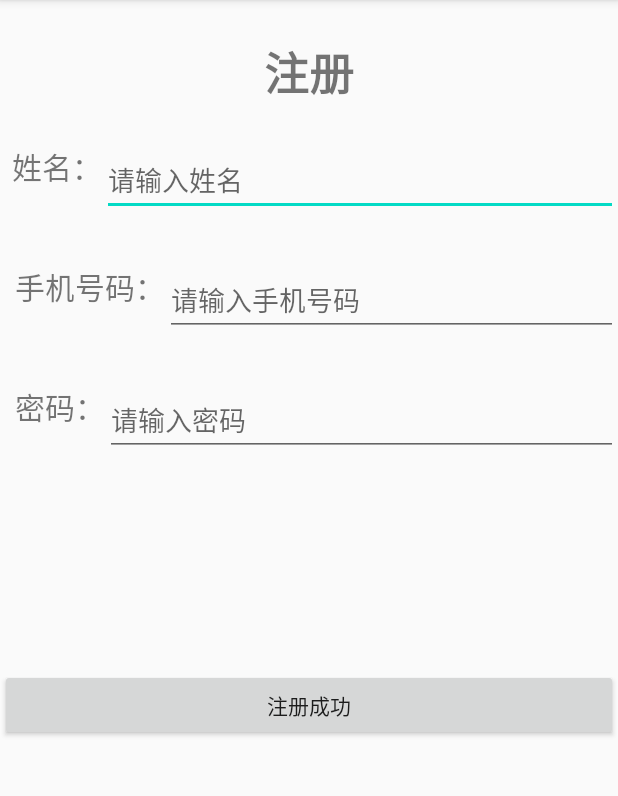
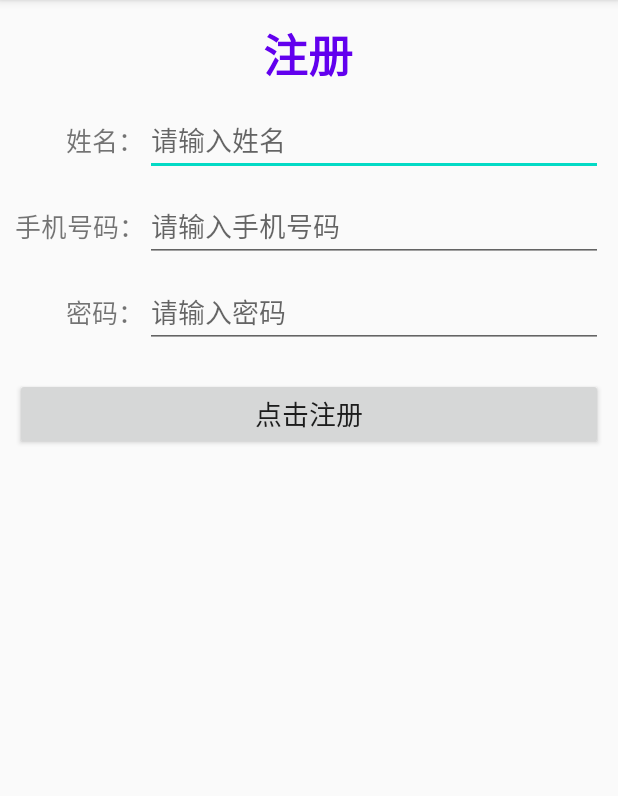
Before and after one commit to beipoxuexi/Mei18990265, an Android app: the WriteActivity screen opened directly, with no data from a screen before it, on a phone screen of 412 x 824 dp, the part 84-880 px from its top. Run offline under Robolectric (Android 15) with nearby library versions, the phone set to English and light mode, and no system bars.

Commit message:
提交第五次作业

```diff
--- a/MyApplication4/app/src/main/res/layout/activity_write.xml
+++ b/MyApplication4/app/src/main/res/layout/activity_write.xml
@@ -10,11 +10,11 @@
         android:id="@+id/tv_name"
         android:layout_width="wrap_content"
         android:layout_height="wrap_content"
-        android:layout_marginStart="8dp"
-        android:layout_marginLeft="8dp"
-        android:layout_marginTop="96dp"
+        android:layout_marginStart="44dp"
+        android:layout_marginLeft="44dp"
+        android:layout_marginTop="80dp"
         android:text="姓名："
-        android:textSize="20sp"
+        android:textSize="17sp"
         app:layout_constraintStart_toStartOf="parent"
         app:layout_constraintTop_toTopOf="parent" />
 
@@ -22,11 +22,14 @@
         android:id="@+id/ct_name"
         android:layout_width="0dp"
         android:layout_height="wrap_content"
+        android:layout_marginEnd="10dp"
+        android:layout_marginRight="10dp"
         android:hint="请输入姓名"
         android:inputType="text"
         android:maxLength="12"
+        app:layout_constraintBottom_toBottomOf="@+id/tv_name"
         app:layout_constraintEnd_toEndOf="parent"
-        app:layout_constraintStart_toEndOf="@+id/tv_name"
+        app:layout_constraintStart_toEndOf="@+id/tv_phone"
         app:layout_constraintTop_toTopOf="@+id/tv_name" />
 
 
@@ -36,20 +39,24 @@
         android:layout_height="wrap_content"
         android:layout_marginStart="10dp"
         android:layout_marginLeft="10dp"
-        android:layout_marginTop="50dp"
+        android:layout_marginTop="20dp"
         android:text="手机号码："
-        android:textSize="20sp"
+        android:textSize="17sp"
         app:layout_constraintStart_toStartOf="parent"
-        app:layout_constraintTop_toBottomOf="@+id/tv_name" />
+        app:layout_constraintTop_toBottomOf="@+id/ct_name" />
 
     <EditText
         android:id="@+id/ct_phonenumber"
         android:layout_width="0dp"
         android:layout_height="wrap_content"
+        android:layout_marginEnd="10dp"
+        android:layout_marginRight="10dp"
         android:hint="请输入手机号码"
         android:inputType="number"
         android:maxLength="11"
+        app:layout_constraintBottom_toBottomOf="@+id/tv_phone"
         app:layout_constraintEnd_toEndOf="parent"
+        app:layout_constraintHorizontal_bias="0.0"
         app:layout_constraintStart_toEndOf="@+id/tv_phone"
         app:layout_constraintTop_toTopOf="@+id/tv_phone" />
 
@@ -57,48 +64,62 @@
         android:id="@+id/tv_password"
         android:layout_width="wrap_content"
         android:layout_height="wrap_content"
-        android:layout_marginStart="10dp"
-        android:layout_marginLeft="10dp"
-        android:layout_marginTop="50dp"
+        android:layout_marginStart="44dp"
+        android:layout_marginLeft="44dp"
+        android:layout_marginTop="20dp"
         android:text="密码："
-        android:textSize="20sp"
+        android:textSize="17sp"
         app:layout_constraintStart_toStartOf="parent"
-        app:layout_constraintTop_toBottomOf="@+id/tv_phone" />
+        app:layout_constraintTop_toBottomOf="@+id/ct_phonenumber" />
 
     <EditText
         android:id="@+id/ct_password"
         android:layout_width="0dp"
         android:layout_height="wrap_content"
+        android:layout_marginEnd="10dp"
+        android:layout_marginRight="10dp"
+
         android:hint="请输入密码"
         android:inputType="number"
         android:maxLength="8"
-
+        app:layout_constraintBottom_toBottomOf="@+id/tv_password"
         app:layout_constraintEnd_toEndOf="parent"
-        app:layout_constraintStart_toEndOf="@+id/tv_password"
+        app:layout_constraintHorizontal_bias="0.0"
+        app:layout_constraintStart_toEndOf="@+id/tv_phone"
         app:layout_constraintTop_toTopOf="@+id/tv_password" />
 
     <Button
         android:id="@+id/btn_save"
         android:layout_width="0dp"
         android:layout_height="wrap_content"
-        android:text="注册成功"
+        android:layout_marginStart="10dp"
+        android:layout_marginLeft="10dp"
+        android:layout_marginTop="20dp"
+        android:layout_marginEnd="10dp"
+        android:layout_marginRight="10dp"
+        android:text="点击注册"
+        android:textSize="18sp"
         app:layout_constraintBottom_toBottomOf="parent"
         app:layout_constraintEnd_toEndOf="parent"
         app:layout_constraintHorizontal_bias="0.0"
         app:layout_constraintStart_toStartOf="parent"
         app:layout_constraintTop_toBottomOf="@+id/ct_password"
-        app:layout_constraintVertical_bias="0.341" />
+        app:layout_constraintVertical_bias="0.0" />
 
     <TextView
         android:id="@+id/textView2"
         android:layout_width="wrap_content"
         android:layout_height="wrap_content"
+        android:layout_marginTop="1dp"
         android:text="注册"
+        android:textColor="@color/colorPrimary"
         android:textSize="30sp"
         android:textStyle="bold"
         app:layout_constraintBottom_toTopOf="@+id/ct_name"
         app:layout_constraintEnd_toEndOf="parent"
+        app:layout_constraintHorizontal_bias="0.498"
         app:layout_constraintStart_toStartOf="parent"
-        app:layout_constraintTop_toTopOf="parent" />
+        app:layout_constraintTop_toTopOf="parent"
+        app:layout_constraintVertical_bias="0.517" />
 
 </androidx.constraintlayout.widget.ConstraintLayout>
```
